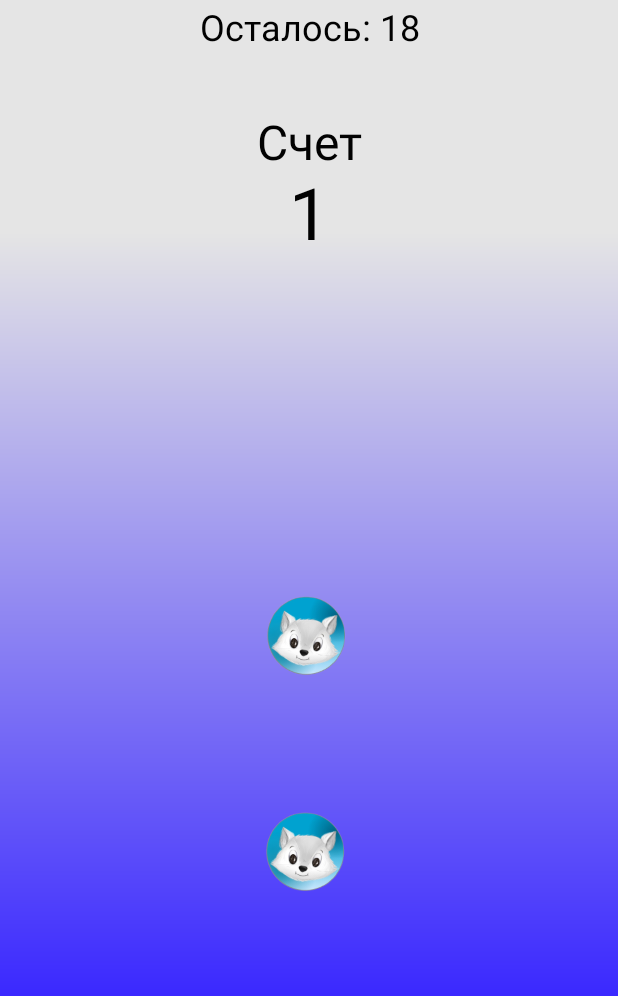
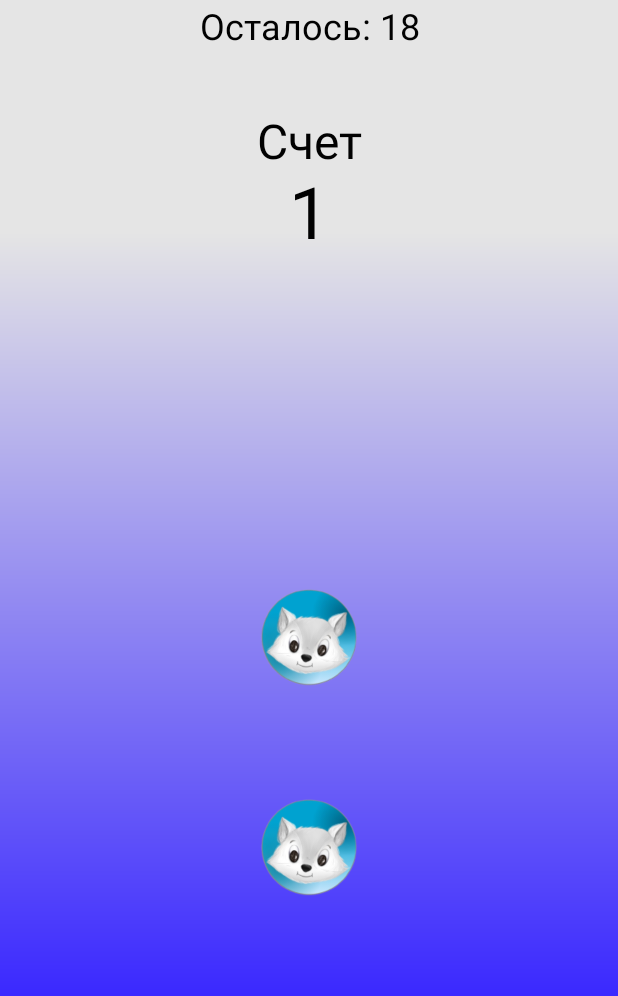
Before and after one commit to loxigl/SleepLab, an Android app: the Test screen opened directly, with no data from a screen before it, after a tap on "СТАРТ", on a phone screen of 412 x 824 dp. Shown: the top 996 px of the screen. Run offline under Robolectric (Android 15) with nearby library versions, the phone set to English and light mode, and no system bars; Roboto replaces fonts that are not available here; 1 other tap on this screen came first.

Commit message:
изменения миниигры

```diff
--- a/app/src/main/res/layout/activity_test.xml
+++ b/app/src/main/res/layout/activity_test.xml
@@ -8,8 +8,8 @@
 
     <ImageView
         android:id="@+id/pos4"
-        android:layout_width="57dp"
-        android:layout_height="59dp"
+        android:layout_width="70dp"
+        android:layout_height="70dp"
         android:clickable="false"
         android:contentDescription="@string/todo"
         android:onClick="onClick2"
@@ -24,8 +24,8 @@
 
     <ImageView
         android:id="@+id/pos6"
-        android:layout_width="57dp"
-        android:layout_height="59dp"
+        android:layout_width="70dp"
+        android:layout_height="70dp"
         android:clickable="false"
         android:contentDescription="@string/todo"
         android:onClick="onClick2"
@@ -40,8 +40,8 @@
 
     <ImageView
         android:id="@+id/pos5"
-        android:layout_width="57dp"
-        android:layout_height="59dp"
+        android:layout_width="70dp"
+        android:layout_height="70dp"
         android:clickable="false"
         android:contentDescription="@string/todo"
         android:onClick="onClick2"
@@ -56,8 +56,8 @@
 
     <ImageView
         android:id="@+id/pos11"
-        android:layout_width="57dp"
-        android:layout_height="59dp"
+        android:layout_width="70dp"
+        android:layout_height="70dp"
         android:clickable="false"
         android:contentDescription="@string/todo"
         android:onClick="onClick2"
@@ -71,8 +71,8 @@
 
     <ImageView
         android:id="@+id/pos10"
-        android:layout_width="57dp"
-        android:layout_height="59dp"
+        android:layout_width="70dp"
+        android:layout_height="70dp"
         android:clickable="false"
         android:contentDescription="@string/todo"
         android:onClick="onClick2"
@@ -86,8 +86,8 @@
 
     <ImageView
         android:id="@+id/pos12"
-        android:layout_width="57dp"
-        android:layout_height="59dp"
+        android:layout_width="70dp"
+        android:layout_height="70dp"
         android:clickable="false"
         android:contentDescription="@string/todo"
         android:onClick="onClick2"
@@ -101,8 +101,8 @@
 
     <ImageView
         android:id="@+id/pos9"
-        android:layout_width="57dp"
-        android:layout_height="59dp"
+        android:layout_width="70dp"
+        android:layout_height="70dp"
         android:clickable="false"
         android:contentDescription="@string/todo"
         android:onClick="onClick2"
@@ -117,8 +117,8 @@
 
     <ImageView
         android:id="@+id/pos8"
-        android:layout_width="57dp"
-        android:layout_height="59dp"
+        android:layout_width="70dp"
+        android:layout_height="70dp"
         android:clickable="false"
         android:contentDescription="@string/todo"
         android:onClick="onClick2"
@@ -133,8 +133,8 @@
 
     <ImageView
         android:id="@+id/pos7"
-        android:layout_width="57dp"
-        android:layout_height="59dp"
+        android:layout_width="70dp"
+        android:layout_height="70dp"
         android:clickable="false"
         android:contentDescription="@string/todo"
         android:onClick="onClick2"
@@ -149,8 +149,8 @@
 
     <ImageView
         android:id="@+id/pos3"
-        android:layout_width="57dp"
-        android:layout_height="59dp"
+        android:layout_width="70dp"
+        android:layout_height="70dp"
         android:clickable="false"
         android:contentDescription="@string/todo"
         android:onClick="onClick2"
@@ -165,8 +165,8 @@
 
     <ImageView
         android:id="@+id/pos1"
-        android:layout_width="57dp"
-        android:layout_height="59dp"
+        android:layout_width="70dp"
+        android:layout_height="70dp"
         android:baselineAlignBottom="false"
         android:clickable="false"
         android:contentDescription="@string/todo"
@@ -182,8 +182,8 @@
 
     <ImageView
         android:id="@+id/pos2"
-        android:layout_width="57dp"
-        android:layout_height="59dp"
+        android:layout_width="70dp"
+        android:layout_height="70dp"
         android:clickable="false"
         android:contentDescription="@string/todo"
         android:onClick="onClick2"
```
